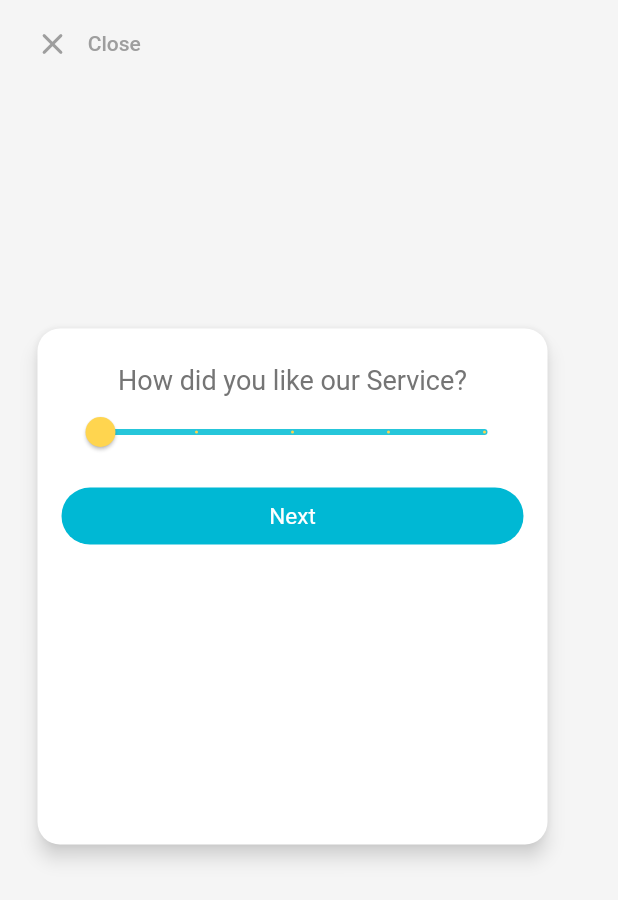
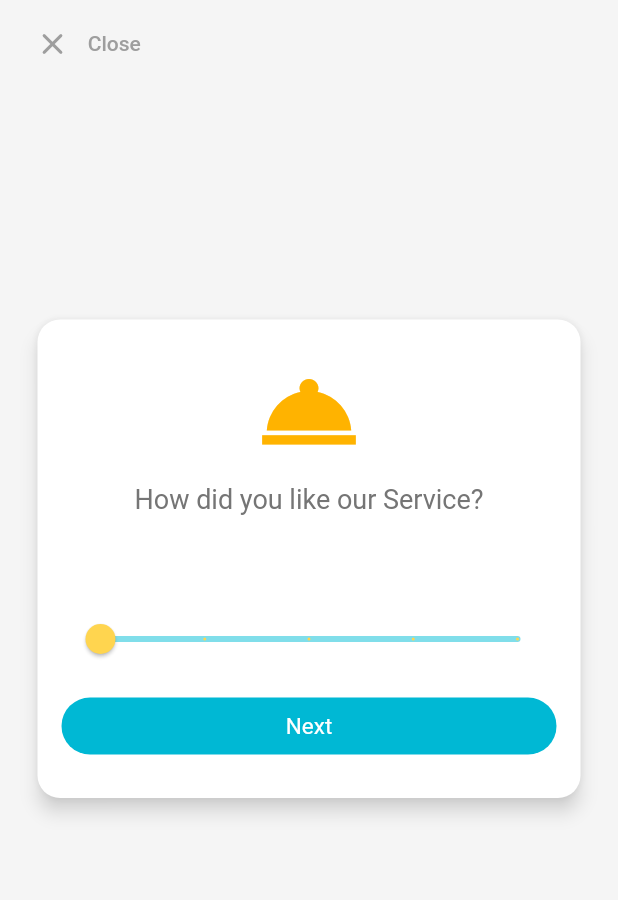
Before and after one commit to rijulradhu/mini_project_1, a Flutter app: the FeedbackPage screen opened by its route, on a phone screen of 412 x 824 dp. Shown: the top 900 px of the screen. Run offline on Flutter 3.47's test engine with Material 2 defaults, Android fonts, the phone set to English and light mode, and no system bars.

Commit message:
Almost done

```diff
--- a/lib/pages/feedback.dart
+++ b/lib/pages/feedback.dart
@@ -1,6 +1,5 @@
 import 'package:flutter/material.dart';
-
-double val = 1;
+import 'questioncard.dart';
 
 class FeedbackPage extends StatefulWidget {
   @override
@@ -8,6 +7,9 @@ class FeedbackPage extends StatefulWidget {
 }
 
 class _FeedbackPageState extends State<FeedbackPage> {
+
+  var color1 = Colors.amber[300];
+
   @override
   Widget build(BuildContext context) {
     return Scaffold(
@@ -35,8 +37,7 @@ class _FeedbackPageState extends State<FeedbackPage> {
                   ),
                 onPressed: () => Navigator.of(context).pop(),
               ),
-              SizedBox(height: 150.0),
-              QuestionCard(),
+              QuestionCard(color1),
             ],
           ),
         ),
@@ -44,166 +45,3 @@ class _FeedbackPageState extends State<FeedbackPage> {
     );
   }
 }
-
-class QuestionCard extends StatefulWidget {
-  @override
-  _QuestionCardState createState() => _QuestionCardState();
-}
-
-class _QuestionCardState extends State<QuestionCard> {
-
-  int _counter = 0;
-  bool _submitBool = true;
-  bool _homeBool = false;
-  String _buttonText = 'Next';
-  String _text = '';
-  double _totalScore = 0;
-  var color = Colors.grey[600];
-  List<String> ques = [
-    'How did you like our Service?',
-    'How did you appreciate the sanitization?',
-    'How was the sound quality?',
-    'How was the lighting?',
-    'How likely are you to recommend us to your friends?',
-    'How likely are you to come back here?'
-  ];
-
-  void quesChanger(){
-    if(_counter < 5){
-      _counter++;
-      _totalScore += val;
-      val = 1;
-      if(_counter == 5){
-        _buttonText = 'Submit';
-      }
-    }
-    else{
-      _counter = 6;
-      _totalScore += val;
-      print(_totalScore);
-      if(_totalScore < 11){
-        _text = 'We are sorry for your inconvenience';
-        color = Colors.red[600];
-      }
-      else if(_totalScore < 21 && _totalScore > 10){
-        _text = 'Hope we serve you better next time';
-        color = Colors.amber[600];
-      }
-      else if(_totalScore < 31 && _totalScore > 20){
-        _text = 'We hope you come back next time';
-        color = Colors.green[600];
-      }
-      _submitBool = false;
-      _homeBool = true;
-    }
-  }
-
-  @override
-  Widget build(BuildContext context) {
-    return SizedBox(
-      height: 360.0,
-      width: 360.0,
-      child: Card(
-        color: Colors.white,
-        elevation: 5.0,
-        shadowColor: Colors.grey[200],
-        shape: RoundedRectangleBorder(
-          borderRadius: BorderRadius.circular(15.0)
-        ),
-        margin: EdgeInsets.fromLTRB(10.0, 16.0, 10.0, 0.0),
-        child: Padding(
-          padding: EdgeInsets.fromLTRB(16.0, 24.0, 16.0, 24.0),
-          child: Column(
-            crossAxisAlignment: CrossAxisAlignment.stretch,
-            children: [
-              Center(
-                child: Text(
-                  '${_counter <= 5 ? ques[_counter] : _text}',
-                  style: TextStyle(
-                    fontSize: 18.0,
-                    color: color,
-                  ),
-                ),
-              ),
-              _submitBool ? MyWidget() : Container(),
-              _submitBool ? SizedBox(height: 8.0) : Container(),
-              _submitBool ? ElevatedButton(
-                onPressed: (){
-                  setState(quesChanger);
-                },
-                child: Text('$_buttonText'),
-                style: ElevatedButton.styleFrom(
-                  shape: StadiumBorder(),
-                  elevation: 0,
-                  padding: EdgeInsets.symmetric(vertical: 10.0),
-                  primary: Colors.cyanAccent[700],
-                  textStyle: TextStyle(
-                    fontSize: 15.0,
-                  )
-                ),
-              ) : Container(),
-              _homeBool ? ElevatedButton(
-                onPressed: (){
-                  Navigator.of(context).pop();
-                },
-                child: Text('Home'),
-                style: ElevatedButton.styleFrom(
-                  shape: StadiumBorder(),
-                  elevation: 0,
-                  padding: EdgeInsets.symmetric(vertical: 10.0),
-                  primary: Colors.cyanAccent[700],
-                  textStyle: TextStyle(
-                    fontSize: 15.0,
-                  )
-                ),
-              ) : Container(),
-            ],
-          ),
-        ),
-      ),
-    );
-  }
-}
-
-class MyWidget extends StatefulWidget {
-  @override
-  _MyWidget createState()=>_MyWidget();
-}
-
-class _MyWidget extends State<MyWidget> {
-  String label ='\u{1F622}';
-  var color = Colors.amber[300];
-  @override
-  Widget build(BuildContext context) {
-    return Slider(
-      onChanged: (value){
-        setState((){
-          if(value == 1){
-            label = '\u{1F622}';
-            color = Colors.amber[300];
-          }else if(value == 2){
-            label = '\u{2639}';
-            color = Colors.amber[400];
-          }else if(value == 3){
-            label = '\u{1F610}';
-            color = Colors.amber[600];
-          }else if(value == 4){
-            label = '\u{1F642}';
-            color = Colors.amber[800];
-          }else if(value == 5){
-            label = '\u{1F929}';
-            color = Colors.amber[900];
-          }
-          val = value;
-        });
-      },
-      value: val,
-      divisions: 4,
-      min: 1,
-      max: 5,
-      label:label,
-      inactiveColor: Colors.cyan[400],
-      activeColor: color,
-    );
-  }
-}
--- a/lib/pages/home.dart
+++ b/lib/pages/home.dart
@@ -1,5 +1,4 @@
 import 'package:flutter/material.dart';
-import 'package:mini_project_1/pages/feedback.dart';
 
 class Home extends StatelessWidget{
   @override
@@ -40,7 +39,6 @@ class Home extends StatelessWidget{
             ElevatedButton(
               child: Text('Start'),
               onPressed: (){
-                val = 1.0;
                 Navigator.pushNamed(context, '/feedback');
               },
               style: ElevatedButton.styleFrom(
--- /dev/null
+++ b/lib/pages/questioncard.dart
@@ -0,0 +1,220 @@
+import 'package:flutter/material.dart';
+
+double val = 1;
+
+class QuestionCard extends StatefulWidget {
+  var color1;
+  QuestionCard(this.color1);
+  @override
+  _QuestionCardState createState() => _QuestionCardState();
+}
+
+class _QuestionCardState extends State<QuestionCard> {
+
+  int _counter = 0;
+  bool _submitBool = true;
+  String _buttonText = 'Next';
+  String _text = '';
+  double _totalScore = 0;
+  var color = Colors.grey[600];
+  List<String> ques = [
+    'How did you like our Service?',
+    'How did you appreciate the sanitization?',
+    'How was the sound quality?',
+    'How was the lighting?',
+    'How likely are you to recommend us to your friends?',
+    'How likely are you to come back here?'
+  ];
+  IconData endScreen = Icons.sentiment_very_satisfied;
+  List<IconData> quesIcon = [
+    Icons.room_service,
+    Icons.sanitizer,
+    Icons.music_note,
+    Icons.lightbulb,
+    Icons.group,
+    Icons.reviews
+  ];
+  IconData quesScreen = Icons.room_service;
+
+  void quesChanger(){
+    if(_counter < 5){
+      _counter++;
+      _totalScore += val;
+      val = 1;
+      quesScreen = quesIcon[_counter];
+      widget.color1 = Colors.amber[300];
+      if(_counter == 5){
+        _buttonText = 'Submit';
+      }
+    }
+    else{
+      _counter = 6;
+      _totalScore += val;
+      print(_totalScore);
+      if(_totalScore < 11){
+        _text = 'We are sorry for your inconvenience';
+        color = Colors.red[600];
+        endScreen = Icons.sentiment_very_dissatisfied;
+      }
+      else if(_totalScore < 21 && _totalScore > 10){
+        _text = 'Hope we serve you better next time';
+        color = Colors.amber[600];
+        endScreen = Icons.sentiment_neutral;
+      }
+      else if(_totalScore < 31 && _totalScore > 20){
+        _text = 'We hope you come back next time';
+        color = Colors.green[600];
+        endScreen = Icons.sentiment_very_satisfied;
+      }
+      _submitBool = false;
+    }
+  }
+
+  @override
+  Widget build(BuildContext context) {
+    return Card(
+        color: Colors.white,
+        elevation: 5.0,
+        shadowColor: Colors.grey[200],
+        shape: RoundedRectangleBorder(
+          borderRadius: BorderRadius.circular(15.0)
+        ),
+        margin: EdgeInsets.fromLTRB(10.0, 160.0, 10.0, 0.0),
+        child: Padding(
+          padding: EdgeInsets.fromLTRB(16.0, 24.0, 16.0, 24.0),
+          child: AnimatedSwitcher(
+            duration: Duration(milliseconds: 700),
+            child: _submitBool ? Column(
+              key: ValueKey(1),
+            crossAxisAlignment: CrossAxisAlignment.stretch,
+            children: [
+              Padding(
+                padding: const EdgeInsets.only(bottom: 10.0),
+                child: Icon(
+                  quesScreen,
+                  size: 75.0,
+                  color: Colors.amber[600],
+                ),
+              ),
+              ConstrainedBox(
+                constraints: BoxConstraints(
+                  maxHeight: 40,
+                  minHeight: 40,
+                ),
+                child: Text(
+                    '${ques[_counter]}',
+                    textAlign: TextAlign.center,
+                    style: TextStyle(
+                      fontSize: 18.0,
+                      color: color,
+                    ),
+                  ),
+              ),
+              SizedBox(height: 40.0,),
+              MyWidget(widget.color1),
+              SizedBox(height: 10.0),
+              ElevatedButton(
+                onPressed: (){
+                  setState(quesChanger);
+                },
+                child: Text('$_buttonText'),
+                style: ElevatedButton.styleFrom(
+                  shape: StadiumBorder(),
+                  elevation: 0,
+                  padding: EdgeInsets.symmetric(vertical: 10.0),
+                  primary: Colors.cyanAccent[700],
+                  textStyle: TextStyle(
+                    fontSize: 15.0,
+                  )
+                ),
+              ),
+            ],
+          ) : Column(
+            key: ValueKey(2),
+            mainAxisAlignment: MainAxisAlignment.center,
+            crossAxisAlignment: CrossAxisAlignment.stretch,
+            children: [
+              Padding(
+                padding: const EdgeInsets.only(bottom: 25.0),
+                child: Icon(
+                  endScreen,
+                  color: color,
+                  size: 75.0,
+                ),
+              ),
+              Text(
+                  '$_text',
+                  textAlign: TextAlign.center,
+                  style: TextStyle(
+                    fontSize: 18.0,
+                    color: color,
+                  ),
+                ),
+              SizedBox(height: 102.0,),
+              ElevatedButton(
+                onPressed: (){
+                  Navigator.of(context).pop();
+                },
+                child: Text('Home'),
+                style: ElevatedButton.styleFrom(
+                  shape: StadiumBorder(),
+                  elevation: 0,
+                  padding: EdgeInsets.symmetric(vertical: 10.0),
+                  primary: color,
+                  textStyle: TextStyle(
+                    fontSize: 15.0,
+                  )
+                ),
+              ),
+            ],
+          ),
+          ),
+        ),
+      );
+  }
+}
+
+class MyWidget extends StatefulWidget {
+  var color1;
+  MyWidget(this.color1);
+
+  @override
+  _MyWidget createState()=>_MyWidget();
+}
+
+class _MyWidget extends State<MyWidget> {
+  String label ='\u{1F622}';
+  @override
+  Widget build(BuildContext context) {
+    return Slider(
+      onChanged: (value){
+        setState((){
+          if(value == 1){
+            label = '\u{1F622}';
+            widget.color1 = Colors.amber[300];
+          }else if(value == 2){
+            label = '\u{2639}';
+            widget.color1 = Colors.amber[400];
+          }else if(value == 3){
+            label = '\u{1F610}';
+            widget.color1 = Colors.amber[600];
+          }else if(value == 4){
+            label = '\u{1F642}';
+            widget.color1 = Colors.amber[800];
+          }else if(value == 5){
+            label = '\u{1F929}';
+            widget.color1 = Colors.amber[900];
+          }
+          val = value;
+        });
+      },
+      value: val,
+      divisions: 4,
+      min: 1,
+      max: 5,
+      label:label,
+      inactiveColor: Colors.cyan[200],
+      activeColor: widget.color1,
+    );
+  }
+}
```
Also changed, not shown: 8 other files.
